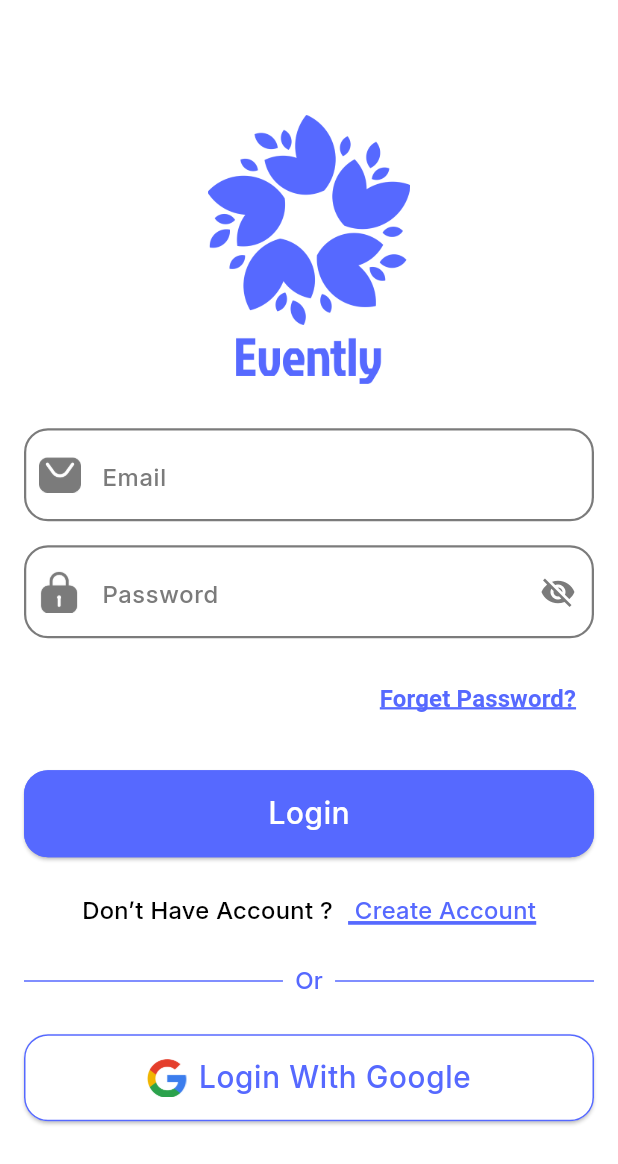
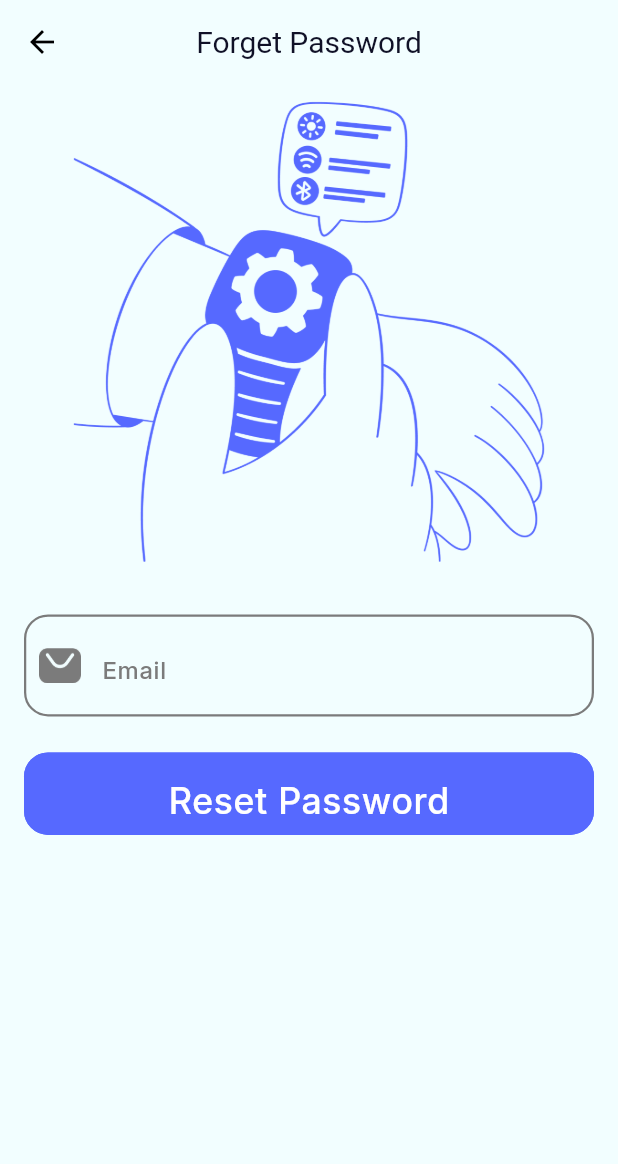
Before and after one commit to HossamGendia/event_app, a Flutter app: the Login screen opened by its route, after a tap on "Forget Password?", on a phone screen of 412 x 824 dp. Shown: the top 1164 px of the screen. Run offline on Flutter 3.47's test engine with Material 3 defaults, Android fonts, the phone set to English and light mode, and no system bars.

Commit message:
finish authentication module UI

```diff
--- a/lib/core/constants/assets.dart
+++ b/lib/core/constants/assets.dart
@@ -4,4 +4,6 @@ abstract class Assets{
   static const String mailIcon = 'assets/icons/mail_icn.png';
   static const String passwordIcon = 'assets/icons/password_icn.png';
   static const String googleIcon = 'assets/icons/google_Icon.png';
+  static const String  personIcon = 'assets/icons/person.png';
+  static const String  resetPasswordImg = 'assets/images/reset_password.png';
 }
--- a/lib/core/routes/app_routes.dart
+++ b/lib/core/routes/app_routes.dart
@@ -1,5 +1,7 @@
 import 'package:event_app/core/routes/page_routes_name.dart';
+import 'package:event_app/modules/authentication/pages/forget_password_view.dart';
 import 'package:event_app/modules/authentication/pages/login.dart';
+import 'package:event_app/modules/authentication/pages/register_view.dart';
 import 'package:event_app/modules/splash/splash_screen.dart';
 import 'package:flutter/material.dart';
 
@@ -18,6 +20,18 @@ abstract class AppRouts {
           settings: settings,
         );
 
+      case PageRoutesName.register:
+        return MaterialPageRoute(
+          builder: (_) => const RegisterView(),
+          settings: settings,
+        );
+
+      case PageRoutesName.forgetPassword:
+        return MaterialPageRoute(
+          builder: (_) => const ForgetPasswordView(),
+          settings: settings,
+        );
+
       default:
         return MaterialPageRoute(
           builder: (_) => const SplashScreen(),
--- a/lib/core/routes/page_routes_name.dart
+++ b/lib/core/routes/page_routes_name.dart
@@ -1,6 +1,8 @@
 abstract class PageRoutesName{
   static const String initial ='/';
   static const String login = '/login';
+  static const String register = '/register';
+  static const String forgetPassword = '/forgetPassword';
   static const String home = '/home';
 
 }
--- a/lib/core/theme_manager/app_theme_manager.dart
+++ b/lib/core/theme_manager/app_theme_manager.dart
@@ -1,28 +1,35 @@
 import 'package:flutter/material.dart';
 
-abstract class AppThemeManager{
+import 'color_pallete.dart';
 
+abstract class AppThemeManager {
   static ThemeData lightTheme = ThemeData(
-    scaffoldBackgroundColor: Colors.white,
+    scaffoldBackgroundColor: AppColors.lightBackgroundColor,
+    appBarTheme: AppBarTheme(
+      centerTitle: true,
+      backgroundColor: Colors.transparent,
+      iconTheme: IconThemeData(color: Colors.black),
+      titleTextStyle: TextStyle(
+        fontSize: 20,
+        fontWeight: FontWeight.w400,
+        color: AppColors.appBarTitleColor,
+      ),
+    ),
     textTheme: TextTheme(
       bodyLarge: TextStyle(
         fontFamily: "Inter",
-        fontSize: 20,
+        fontSize: 24,
         fontWeight: FontWeight.w500,
         color: Colors.white,
       ),
-        bodyMedium: TextStyle(
-          fontFamily: "Inter",
-          fontSize: 16,
-          fontWeight: FontWeight.w500,
-          color: Colors.white,
-        )
-    )
-
+      bodyMedium: TextStyle(
+        fontFamily: "Inter",
+        fontSize: 16,
+        fontWeight: FontWeight.w500,
+        color: Colors.white,
+      ),
+    ),
   );
 
-  static ThemeData darkTheme = ThemeData(
-    scaffoldBackgroundColor: Colors.white,
-
-  );
+  static ThemeData darkTheme = ThemeData(scaffoldBackgroundColor: Colors.white);
 }
--- a/lib/core/theme_manager/color_pallete.dart
+++ b/lib/core/theme_manager/color_pallete.dart
@@ -3,8 +3,11 @@ import 'dart:ui';
 abstract class AppColors{
 
   static const Color primaryColor = Color(0xFF5669FF);
+  static const Color lightBackgroundColor = Color(0xFFF2FEFF);
+  static const Color darkBackGroundColor = Color(0xFF101127);
   static const Color textFieldBorderColor = Color(0xFF7B7B7B);
   static const Color textFieldBorderErrorColor = Color(0xFFFF5659);
+  static const Color appBarTitleColor = Color(0xFF101127);
 
 
 }
--- a/lib/core/widgets/custom_button.dart
+++ b/lib/core/widgets/custom_button.dart
@@ -10,9 +10,13 @@ class CustomButton extends StatelessWidget {
   @override
   Widget build(BuildContext context) {
     var theme = Theme.of(context);
-    return ElevatedButton(
+    return SizedBox(
+      height: 55,
+      width: double.infinity,
+      child: ElevatedButton(
         onPressed: onTap,
         style: ElevatedButton.styleFrom(
+          elevation: 0,
           backgroundColor: bakgroundColor ?? AppColors.primaryColor,
           padding: EdgeInsets.symmetric(vertical: 14),
           shape: RoundedRectangleBorder(
@@ -21,6 +25,7 @@ class CustomButton extends StatelessWidget {
           ),
         ),
         child: child,
+      ),
     );
   }
 }
--- /dev/null
+++ b/lib/modules/authentication/pages/forget_password_view.dart
@@ -0,0 +1,44 @@
+import 'package:flutter/material.dart';
+
+import '../../../core/constants/assets.dart';
+import '../../../core/theme_manager/color_pallete.dart';
+import '../../../core/widgets/custom_button.dart';
+import '../../../core/widgets/custom_text_form_field.dart';
+
+class ForgetPasswordView extends StatelessWidget {
+  const ForgetPasswordView({super.key});
+
+  @override
+  Widget build(BuildContext context) {
+    var theme = Theme.of(context);
+    return Scaffold(
+      appBar: AppBar(
+        title: Text('Forget Password'),
+      ),
+      body: Padding(padding: EdgeInsets.symmetric(horizontal: 16.0),
+      child: Column(
+        crossAxisAlignment: CrossAxisAlignment.stretch,
+        children: [
+          Image.asset(Assets.resetPasswordImg, height: MediaQuery.of(context).size.width* 0.8),
+          SizedBox(height: 24),
+          CustomTextFormField(
+            prefixIcon: Padding(
+              padding: const EdgeInsets.all(10.0),
+              child: ImageIcon(
+                AssetImage(Assets.mailIcon),
+                color: AppColors.textFieldBorderColor,
+              ),
+            ),
+            hintText: 'Email',
+          ),
+          SizedBox(height: 24),
+          CustomButton(
+            child: Text('Reset Password', style: theme.textTheme.bodyLarge?.copyWith(color: Colors.white)),
+            onTap: () {},
+          ),
+        ],
+      ),
+      )
+    );
+  }
+}
--- a/lib/modules/authentication/pages/login.dart
+++ b/lib/modules/authentication/pages/login.dart
@@ -1,3 +1,4 @@
+import 'package:event_app/core/routes/page_routes_name.dart';
 import 'package:event_app/core/theme_manager/color_pallete.dart';
 import 'package:event_app/core/widgets/custom_text_form_field.dart';
 import 'package:flutter/material.dart';
@@ -46,7 +47,9 @@ class Login extends StatelessWidget {
             Align(
               alignment: Alignment.centerRight,
               child: TextButton(
-                onPressed: () {},
+                onPressed: () {
+                  Navigator.pushNamed(context, PageRoutesName.forgetPassword);
+                } ,
                 child: Text(
                   'Forget Password?',
                   style: TextStyle(
@@ -76,13 +79,16 @@ class Login extends StatelessWidget {
                     color: Colors.black,
                   ),
                 ),
-                Text(
+                GestureDetector(
+                  onTap: () => Navigator.pushNamed(context, PageRoutesName.register),
+                  child: Text(
                     " Create Account",
                     style: theme.textTheme.bodyMedium?.copyWith(
                       color: AppColors.primaryColor,
                       decoration: TextDecoration.underline,
                       decorationColor: AppColors.primaryColor,
                       decorationThickness: 2,
+                    ),
                   ),
                 ),
               ],
@@ -105,7 +111,7 @@ class Login extends StatelessWidget {
             ),
             SizedBox(height: 24),
             CustomButton(
-              bakgroundColor: Colors.white,
+              bakgroundColor: Colors.transparent,
               onTap: () {},
               child: Row(
                 spacing: 8,
```
Also changed, not shown: lib/modules/authentication/pages/register_view.dart (added, +107 -0 lines), assets/icons/person.png (added), assets/images/reset_password.png (added). Lines whose indentation alone changed are shown as unchanged.
